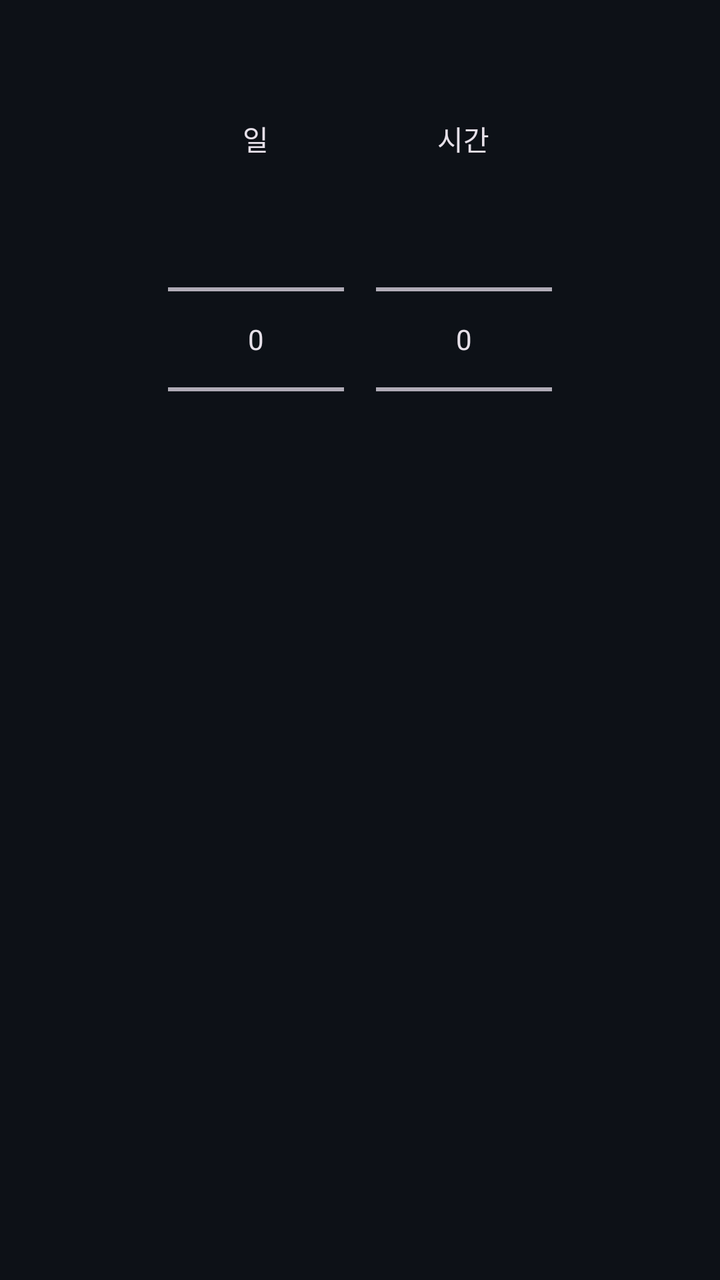
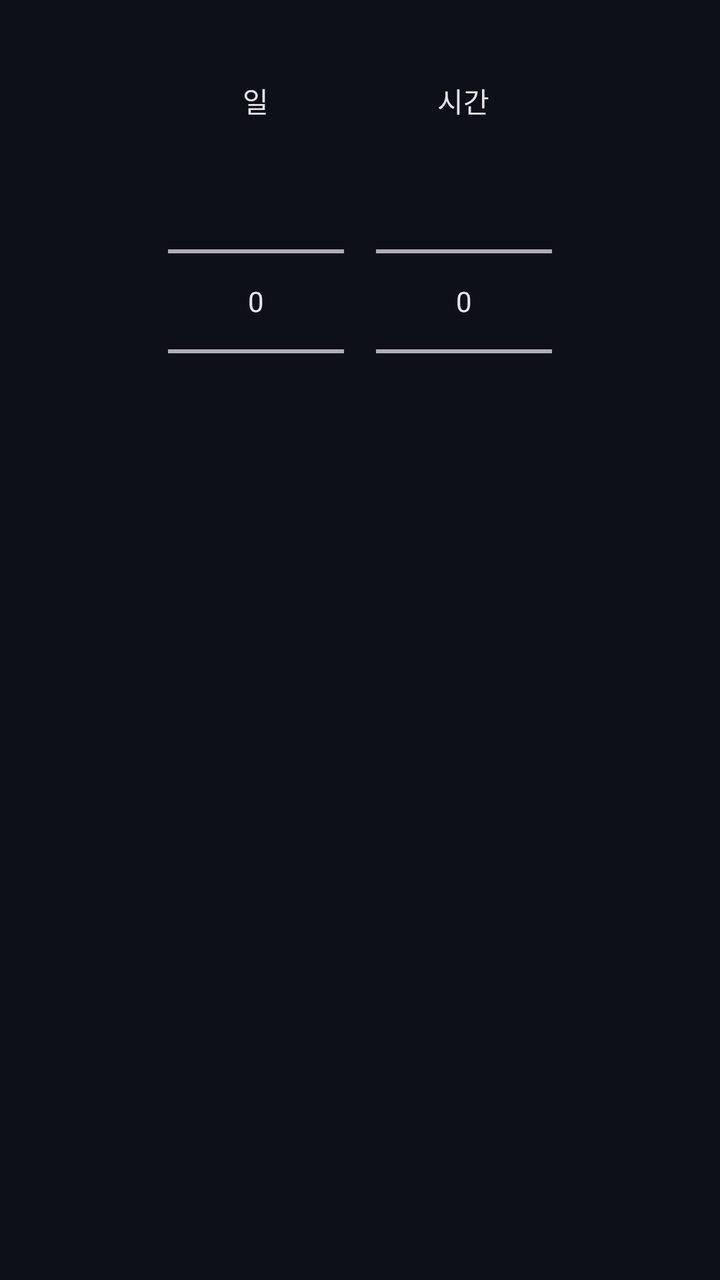

Screens rendered from an Android XML layout before and after an edit, with the pre-edit source and the edit as a unified diff.
<!-- AndroidManifest.xml: application theme Theme.HomeworkTracker -->
<!-- res/layout/dialog_event_deadline.xml -->
<?xml version="1.0" encoding="utf-8"?>
<ScrollView xmlns:android="http://schemas.android.com/apk/res/android"
    android:layout_width="match_parent" android:layout_height="wrap_content">
    <LinearLayout android:layout_width="match_parent" android:layout_height="wrap_content"
        android:orientation="vertical" android:padding="24dp">
        <TextView android:id="@+id/eventDeadlineTarget" android:layout_width="match_parent"
            android:layout_height="wrap_content" android:textAppearance="@style/TextAppearance.Material3.BodyMedium" />
        <LinearLayout android:layout_width="match_parent" android:layout_height="wrap_content"
            android:layout_marginTop="16dp" android:orientation="horizontal" android:gravity="center">
            <LinearLayout android:layout_width="88dp" android:layout_marginHorizontal="8dp"
                android:layout_height="wrap_content" android:orientation="vertical" android:gravity="center">
                <TextView android:layout_width="wrap_content" android:layout_height="wrap_content"
                    android:text="일" android:labelFor="@+id/eventDaysPicker"
                    android:textAppearance="@style/TextAppearance.Material3.LabelLarge" />
                <NumberPicker android:id="@id/eventDaysPicker" android:layout_width="match_parent"
                    android:layout_height="180dp" android:contentDescription="마감까지 남은 일수" />
            </LinearLayout>
            <LinearLayout android:layout_width="88dp" android:layout_marginHorizontal="8dp"
                android:layout_height="wrap_content" android:orientation="vertical" android:gravity="center">
                <TextView android:layout_width="wrap_content" android:layout_height="wrap_content"
                    android:text="시간" android:labelFor="@+id/eventHoursPicker"
                    android:textAppearance="@style/TextAppearance.Material3.LabelLarge" />
                <NumberPicker android:id="@id/eventHoursPicker" android:layout_width="match_parent"
                    android:layout_height="180dp" android:contentDescription="마감까지 남은 시간" />
            </LinearLayout>
        </LinearLayout>
        <TextView android:id="@+id/eventDeadlinePreview" android:layout_width="match_parent"
            android:layout_height="wrap_content" android:layout_marginTop="16dp"
            android:textAppearance="@style/TextAppearance.Material3.BodyMedium" android:textColor="?attr/colorOnSurfaceVariant" />
    </LinearLayout>
</ScrollView>
<!-- resources referenced by this layout -->
<resources>
  <style name="Theme.HomeworkTracker" parent="Base.Theme.HomeworkTracker" />
  <style name="Base.Theme.HomeworkTracker" parent="Theme.Material3.Dark.NoActionBar">
          <item name="colorPrimary">@color/md_primary</item>
          <item name="colorOnPrimary">@color/md_on_primary</item>
          <item name="colorPrimaryContainer">@color/md_primary_container</item>
          <item name="colorOnPrimaryContainer">@color/md_on_primary_container</item>
          <item name="colorSecondary">@color/md_secondary</item>
          <item name="colorOnSecondary">@color/md_on_secondary</item>
          <item name="colorSecondaryContainer">@color/md_secondary_container</item>
          <item name="colorOnSecondaryContainer">@color/md_on_secondary_container</item>
          <item name="colorError">@color/md_error</item>
          <item name="android:colorBackground">@color/md_surface</item>
          <item name="colorSurface">@color/md_surface</item>
          <item name="colorOnSurface">@color/md_on_surface</item>
          <item name="colorSurfaceVariant">@color/md_surface_variant</item>
          <item name="colorOnSurfaceVariant">@color/md_on_surface_variant</item>
          <item name="colorOutlineVariant">@color/md_outline_variant</item>
      </style>
  <color name="md_primary">#2F81F7</color>
  <color name="md_on_primary">#0D1117</color>
  <color name="md_primary_container">#1C2D4F</color>
  <color name="md_on_primary_container">#58A6FF</color>
  <color name="md_secondary">#8B949E</color>
  <color name="md_on_secondary">#0D1117</color>
  <color name="md_secondary_container">#21262D</color>
  <color name="md_on_secondary_container">#C9D1D9</color>
  <color name="md_error">#F85149</color>
  <color name="md_surface">#0D1117</color>
  <color name="md_on_surface">#F0F6FC</color>
  <color name="md_surface_variant">#161B22</color>
  <color name="md_on_surface_variant">#8B949E</color>
  <color name="md_outline_variant">#30363D</color>
</resources>

<!-- the commit's change to res/layout/dialog_event_deadline.xml (unified diff, before → after) -->
@@ -3,8 +3,6 @@
     android:layout_width="match_parent" android:layout_height="wrap_content">
     <LinearLayout android:layout_width="match_parent" android:layout_height="wrap_content"
         android:orientation="vertical" android:padding="24dp">
-        <TextView android:id="@+id/eventDeadlineTarget" android:layout_width="match_parent"
-            android:layout_height="wrap_content" android:textAppearance="@style/TextAppearance.Material3.BodyMedium" />
         <LinearLayout android:layout_width="match_parent" android:layout_height="wrap_content"
             android:layout_marginTop="16dp" android:orientation="horizontal" android:gravity="center">
             <LinearLayout android:layout_width="88dp" android:layout_marginHorizontal="8dp"
@@ -13,7 +11,7 @@
                     android:text="일" android:labelFor="@+id/eventDaysPicker"
                     android:textAppearance="@style/TextAppearance.Material3.LabelLarge" />
                 <NumberPicker android:id="@id/eventDaysPicker" android:layout_width="match_parent"
-                    android:layout_height="180dp" android:contentDescription="마감까지 남은 일수" />
+                    android:layout_height="180dp" android:contentDescription="종료까지 남은 일수" />
             </LinearLayout>
             <LinearLayout android:layout_width="88dp" android:layout_marginHorizontal="8dp"
                 android:layout_height="wrap_content" android:orientation="vertical" android:gravity="center">
@@ -21,7 +19,7 @@
                     android:text="시간" android:labelFor="@+id/eventHoursPicker"
                     android:textAppearance="@style/TextAppearance.Material3.LabelLarge" />
                 <NumberPicker android:id="@id/eventHoursPicker" android:layout_width="match_parent"
-                    android:layout_height="180dp" android:contentDescription="마감까지 남은 시간" />
+                    android:layout_height="180dp" android:contentDescription="종료까지 남은 시간" />
             </LinearLayout>
         </LinearLayout>
         <TextView android:id="@+id/eventDeadlinePreview" android:layout_width="match_parent"
